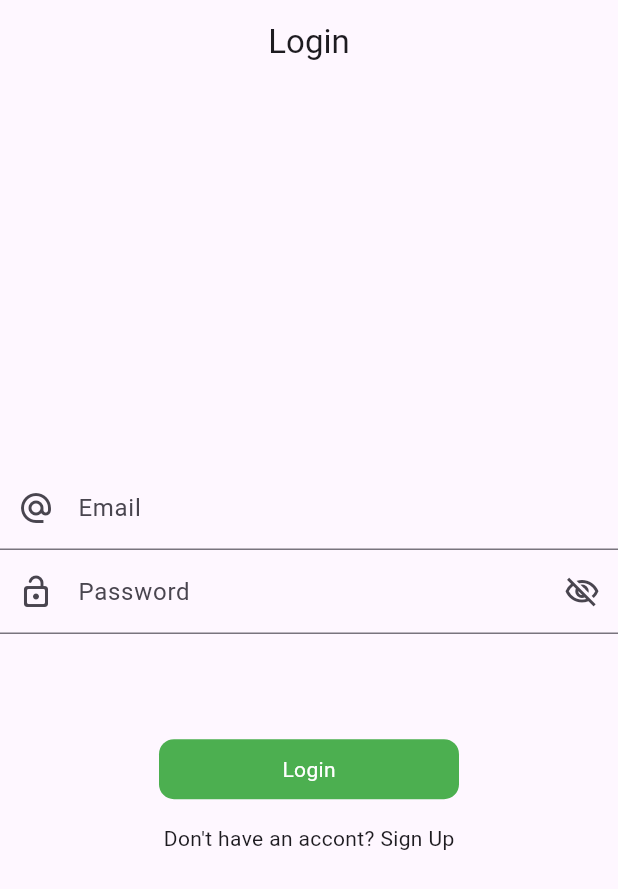
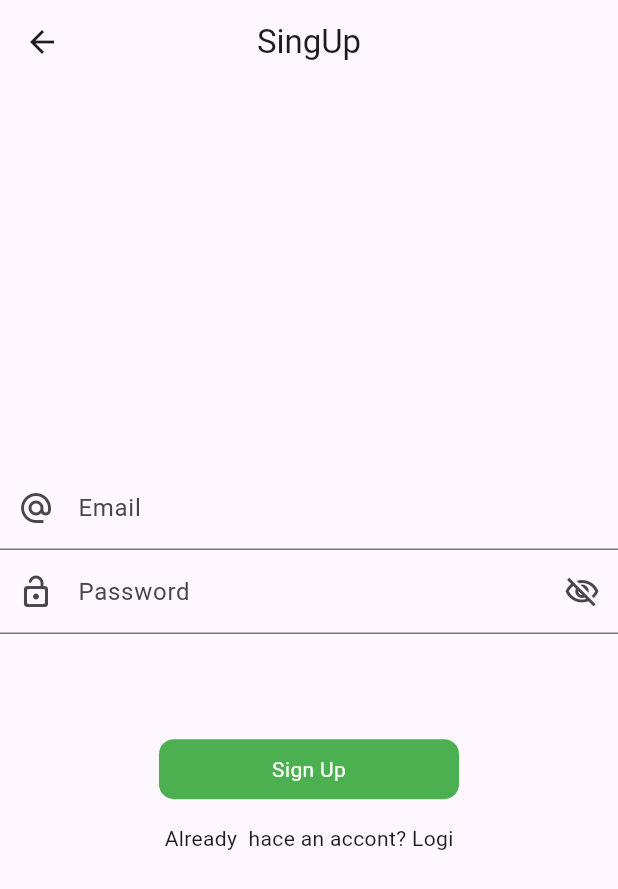
Before and after one commit to Oliul-Hasnat-Rafi/mvvm, a Flutter app: the screen it shows after launch, after a tap on "Don't have an accont? Sign Up", on a phone screen of 412 x 824 dp. Shown: the top 889 px of the screen. Run offline on Flutter 3.47's test engine with Material 3 defaults, Android fonts, the phone set to English and light mode, and no system bars; our stand-ins replace another_flushbar, fluttertoast.

Commit message:
Implement Sign Up feature (generated by blackbox.ai )

```diff
--- a/lib/utils/Routes/Routes.dart
+++ b/lib/utils/Routes/Routes.dart
@@ -1,19 +1,20 @@
-
 import 'package:flutter/material.dart';
 import 'package:mvvm/utils/Routes/Routes_Name.dart';
 import 'package:mvvm/view/Home_scr.dart';
 import 'package:mvvm/view/Login_scr.dart';
+import 'package:mvvm/view/signup_scr.dart';
 
-class Routes{
-  static Route<dynamic> generateRoute(RouteSettings settings){
-    switch(settings.name)
-        {
+class Routes {
+  static Route<dynamic> generateRoute(RouteSettings settings) {
+    switch (settings.name) {
       case RoutesName.Login:
-      return MaterialPageRoute(builder: (c)=>Loginscreen());
+        return MaterialPageRoute(builder: (c) => const Loginscreen());
       case RoutesName.Home:
-        return MaterialPageRoute(builder: (c)=>Home_screen());
+        return MaterialPageRoute(builder: (c) => const Home_screen());
+      case RoutesName.Signup:
+        return MaterialPageRoute(builder: (c) => const SignUpView());
       default:
-        return MaterialPageRoute(builder: (_){
+        return MaterialPageRoute(builder: (_) {
           return Scaffold(
             body: Center(
               child: Text('No Route int'),
--- a/lib/utils/Routes/Routes_Name.dart
+++ b/lib/utils/Routes/Routes_Name.dart
@@ -1,4 +1,5 @@
-class RoutesName{
-  static const String Login ="Login_scr";
-   static const String Home ="Home_scr";
+class RoutesName {
+  static const String Login = "Login_scr";
+  static const String Home = "Home_scr";
+  static const String Signup = "signup_scr";
 }
--- a/lib/view/Login_scr.dart
+++ b/lib/view/Login_scr.dart
@@ -114,7 +114,11 @@ class _LoginscreenState extends State<Loginscreen> {
             SizedBox(
               height: height * .02,
             ),
-            InkWell(onTap: () {}, child: Text("Don't have an accont? Sign Up"))
+            InkWell(
+                onTap: () {
+                  Navigator.pushNamed(context, RoutesName.Signup);
+                },
+                child: Text("Don't have an accont? Sign Up"))
           ],
         ),
       ),
--- a/lib/view_model/auth_view_model.dart
+++ b/lib/view_model/auth_view_model.dart
@@ -18,8 +18,8 @@ class AuthviewModel with ChangeNotifier {
 
   Future<dynamic> signUp(dynamic userdata, BuildContext context) async {
     myrepo.loginapi(userdata).then((value) {
-      Navigator.pushNamed(context, RoutesName.Home);
-      Utils.flushBarErrorMessage('Login Successfully', context);
+      Navigator.pushNamed(context, RoutesName.Login);
+      Utils.flushBarErrorMessage('Register Successfully', context);
     }).onError((error, stackTrace) {
       Utils.flushBarErrorMessage(error.toString(), context);
     });
```
Also changed, not shown: lib/view/signup_scr.dart (renamed from lib/view/signupview.dart).
